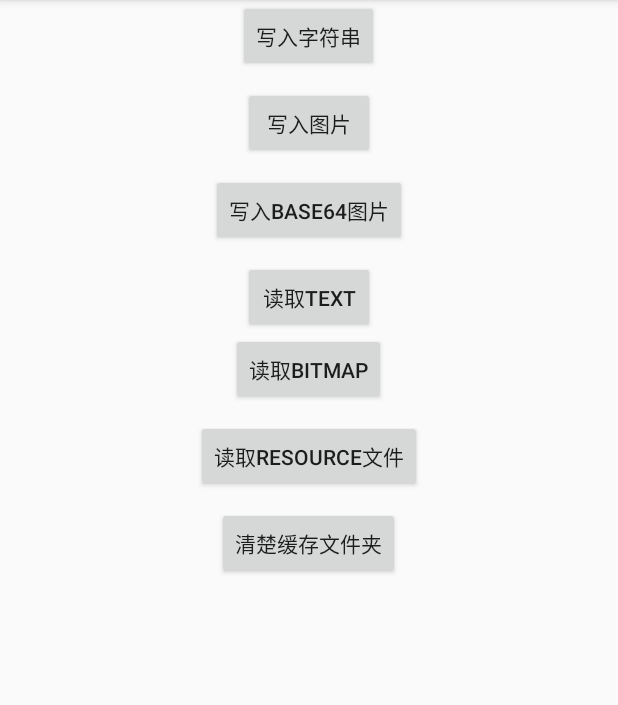
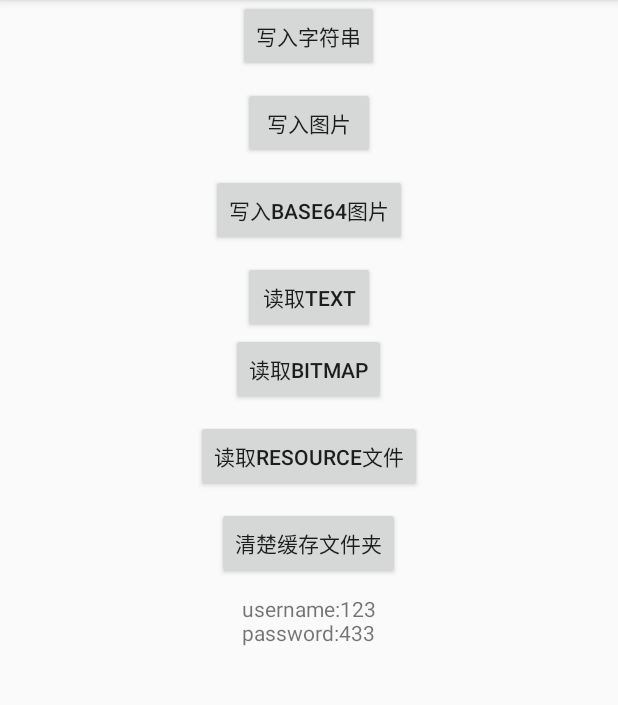
Before and after one commit to junstack/FileDemo, an Android app: the screen it shows after launch (MainActivity), after a tap on "读取RESOURCE文件", on a phone screen of 412 x 824 dp, the part 84-789 px from its top. Run offline under Robolectric (Android 15) with nearby library versions, the phone set to English and light mode, and no system bars; 2 other taps on this screen came first.

Commit message:
修改注释

```diff
--- a/app/src/main/java/com/das/filetestdemo/MainActivity.java
+++ b/app/src/main/java/com/das/filetestdemo/MainActivity.java
@@ -33,7 +33,6 @@ import static com.das.filetestdemo.utils.ConstantUtils.bitmapToBase64;
 public class MainActivity extends AppCompatActivity implements View.OnClickListener {
     private AssetManager assetManager;
     private MediaPlayer mediaPlayer;
-    private static final String TAG = "main";
     /**
      * 获取存取text的缓存文件夹
      */
@@ -126,23 +125,23 @@ public class MainActivity extends AppCompatActivity implements View.OnClickListe
                 break;
             case R.id.btn_ass:
                 //读取assets文件数据
-//                String str = AssetsUtils.getAssetsFile(this,"test.txt");
-//                tv_file.setText(str);
+                String str = AssetsUtils.getAssetsFile(this,"test.txt");
+                tv_file.setText(str);
                 //读取assets文件数据
 //                String str = AssetsUtils.getResourceRaw(this,R.raw.test);
 //                tv_file.setText(str);
                 //读取与res同目录assets的文件(音频文件)
-                AssetFileDescriptor fileDescriptor = AssetsUtils.getAssetsVoice(this, "alarm.mp3");
-                mediaPlayer.reset();
-                try {
-                    mediaPlayer.setDataSource(fileDescriptor.getFileDescriptor(),
-                            fileDescriptor.getStartOffset(), fileDescriptor.getLength());
-                    mediaPlayer.prepare();
-                    mediaPlayer.setLooping(true);
-                    mediaPlayer.start();
-                } catch (IOException e) {
-                    e.printStackTrace();
-                }
+//                AssetFileDescriptor fileDescriptor = AssetsUtils.getAssetsVoice(this, "alarm.mp3");
+//                mediaPlayer.reset();
+//                try {
+//                    mediaPlayer.setDataSource(fileDescriptor.getFileDescriptor(),
+//                            fileDescriptor.getStartOffset(), fileDescriptor.getLength());
+//                    mediaPlayer.prepare();
+//                    mediaPlayer.setLooping(true);
+//                    mediaPlayer.start();
+//                } catch (IOException e) {
+//                    e.printStackTrace();
+//                }
                 break;
             case R.id.btn_clean:
                 //清除缓存文件夹内容
```
